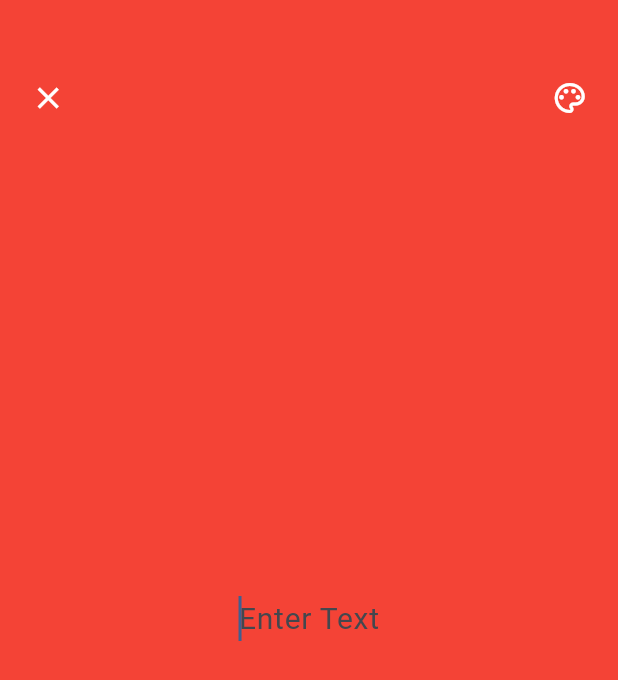
After one commit to Saif334476/Chattapp, a Flutter app: the TextStatusScreen screen opened directly, on a phone screen of 412 x 824 dp. The commit adds this screen. Shown: the top 680 px of the screen. Run offline on Flutter 3.47's test engine with Material 3 defaults, Android fonts, the phone set to English and light mode, and no system bars; our stand-ins replace camera, cloud_firestore, firebase_auth, firebase_core, get, image_picker and 1 more; missing offline and left inert: photo_manager; accounts and stored records are empty.

Commit message:
updated ui for status updates

```diff
--- a/lib/Controllers/status_controller.dart
+++ b/lib/Controllers/status_controller.dart
@@ -1,5 +1,24 @@
-// import 'package:get/get.dart';
-//
-// class StatusController extends Getx{
-//
-// }
+import 'package:get/get.dart';
+import 'package:flutter/material.dart';
+
+class ColorController extends GetxController {
+  // Define a list of colors
+  final List<Color> colorList = [
+    Colors.red,
+    Colors.blue,
+    Colors.green,
+    Colors.yellow,
+    Colors.orange,
+    Colors.purple,
+  ];
+
+  // Create an Rx variable to manage the current color
+  var currentColor = Rx<Color>(Colors.red);
+
+  // Method to change the color
+  void changeColor() {
+    int currentIndex = colorList.indexOf(currentColor.value);
+    int nextIndex = (currentIndex + 1) % colorList.length;
+    currentColor.value = colorList[nextIndex];
+  }
+}
--- a/lib/reusable_widgets/camera_recent_media.dart
+++ b/lib/reusable_widgets/camera_recent_media.dart
@@ -92,8 +92,7 @@ class _CameraAndMediaPickerState extends State<CameraAndMediaPicker> {
                           final result = await Navigator.push(
                             context,
                             MaterialPageRoute(
-                              builder: (context) => CameraScreen(recentMedia: recentMedia,
-                                camera: cameras[0],
+                              builder: (context) => CameraScreen(recentMedia: recentMedia
                               ),
                             ),
                           );
--- a/lib/reusable_widgets/preview_screen.dart
+++ b/lib/reusable_widgets/preview_screen.dart
@@ -56,7 +56,7 @@ class _PreviewScreenState extends State<PreviewScreen> {
                   // Display image
                   return Image.memory(snapshot.data!, fit: BoxFit.contain);
                 } else if (currentMedia.type == AssetType.video) {
-                  // Display video player
+
                   return VideoPreview(asset: currentMedia);
                 }
 
--- /dev/null
+++ b/lib/view/home/status/text_status.dart
@@ -0,0 +1,68 @@
+import 'package:flutter/material.dart';
+import 'package:get/get.dart';
+import 'package:whatsapp_clone/Controllers/status_controller.dart';
+
+class TextStatusScreen extends StatelessWidget {
+  final ColorController colorController = Get.put(ColorController());
+
+  @override
+  Widget build(BuildContext context) {
+    return Scaffold(
+      body:
+      Stack(
+        children: [
+          Obx(() => Container(
+                color: colorController.currentColor.value,
+                child: Center(
+                  child: Container(
+                    padding: EdgeInsets.all(10),
+                    margin: EdgeInsets.all(10),
+                    child: IntrinsicWidth(
+                      child: TextField(
+                        autofocus: true,
+                        decoration: InputDecoration(
+                          hintText: "Enter Text",
+                          isCollapsed: true,
+                          border: InputBorder.none,
+                          contentPadding: EdgeInsets.symmetric(
+                            horizontal: 10,
+                            vertical: 8,
+                          ),
+                        ),
+                        maxLines: null,
+                        textAlign: TextAlign.left,
+                        style: TextStyle(fontSize: 20),
+                      ),
+                    ),
+                  ),
+                ),
+              )),
+          Positioned(
+            top: MediaQuery.sizeOf(context).height * 0.05,
+            left: MediaQuery.sizeOf(context).width * 0.02,
+            child: IconButton(
+                onPressed: () {
+                  Get.back();
+                },
+                icon: Icon(
+                  Icons.close,
+                  color: Colors.white,
+                )),
+          ),
+          Positioned(
+            top: MediaQuery.sizeOf(context).height * 0.05,
+            right: MediaQuery.sizeOf(context).width * 0.02,
+            child: IconButton(
+                onPressed: () {
+                  colorController.changeColor();
+                },
+                icon: Icon(
+                  Icons.color_lens_outlined,
+                  color: Colors.white,
+                )),
+          ),
+        ],
+      ),
+    );
+  }
+}
```
Also changed, not shown: lib/model/status/factory.dart (deleted, +0 -37 lines), lib/reusable_widgets/camera_screen.dart (+156 -95 lines), lib/reusable_widgets/reusable_widgets.dart (+18 -1 lines), lib/view/home/status/status_view.dart (+3 -24 lines).
